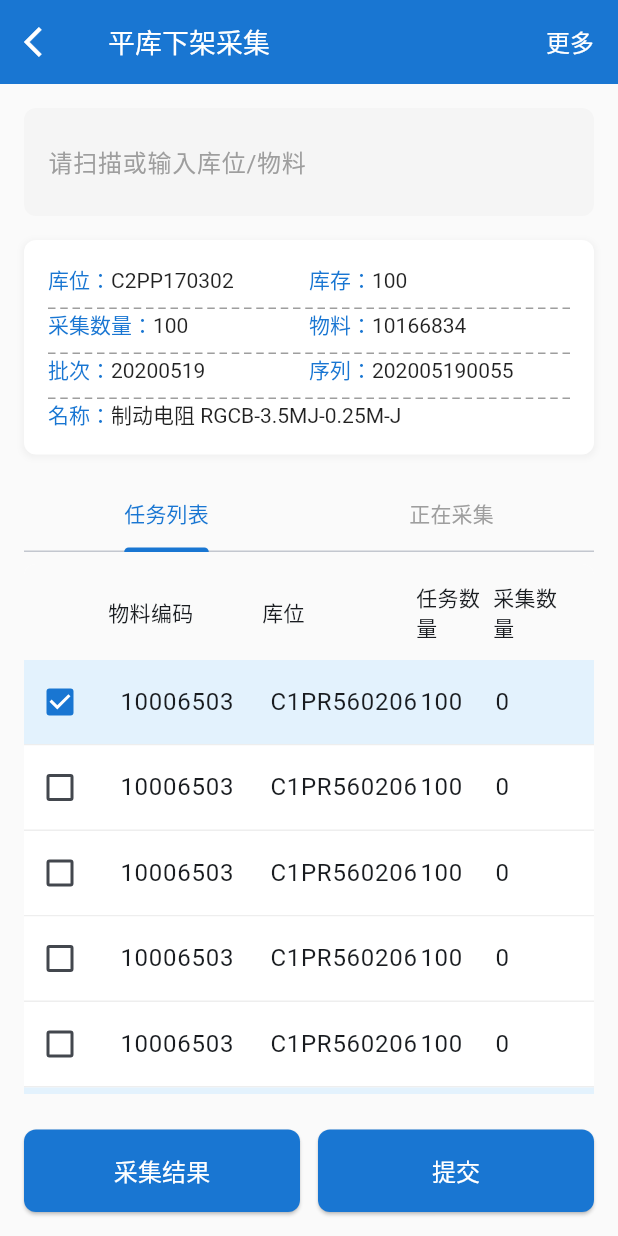
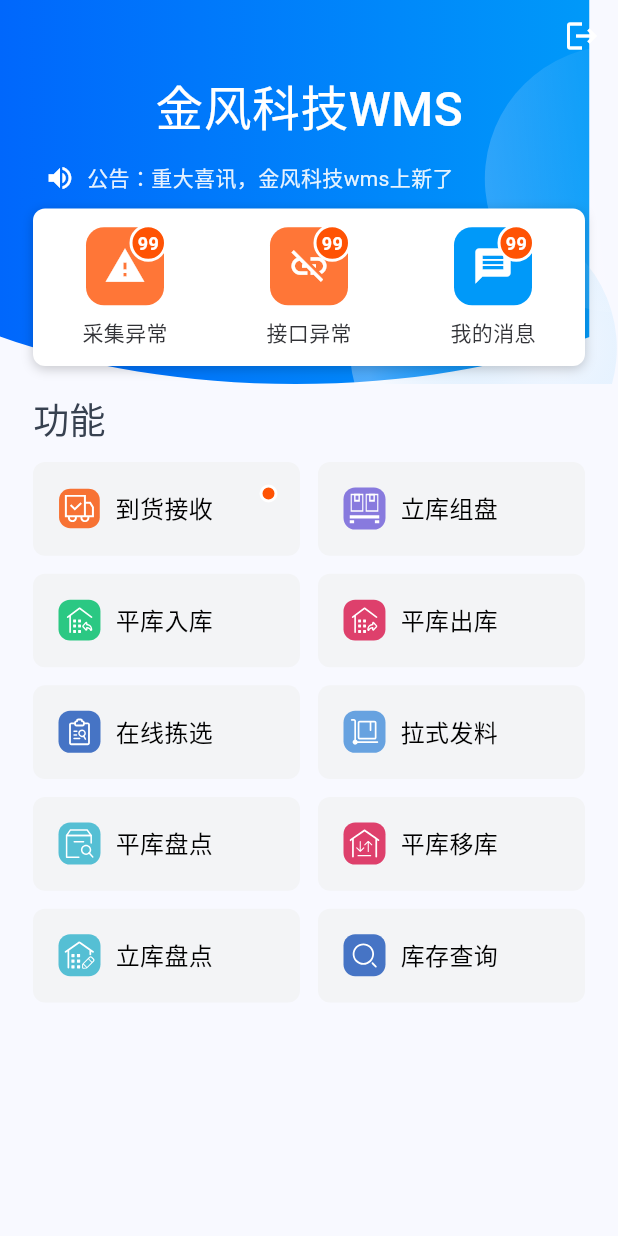
Before and after one commit to dadage456/flutter_demo1, a Flutter app: the screen it shows after launch, on a phone screen of 412 x 824 dp. Run offline on Flutter 3.47's test engine with Material 3 defaults, Android fonts, the phone set to English and light mode, and no system bars; our stand-ins replace flutter_svg, marquee.

Commit message:
首页大体完成

```diff
--- /dev/null
+++ b/lib/home.dart
@@ -0,0 +1,329 @@
+import 'package:flutter/material.dart';
+import 'package:flutter_svg/flutter_svg.dart';
+import 'package:marquee/marquee.dart';
+
+/* ---------------- 入口 ---------------- */
+class WMSHomePage extends StatelessWidget {
+  const WMSHomePage({super.key});
+
+  @override
+  Widget build(BuildContext context) {
+    return Scaffold(
+      extendBodyBehindAppBar: true,
+      body: SingleChildScrollView(
+        child: Stack(children: const [_TopBackground(), _MainContent()]),
+      ),
+    );
+  }
+}
+
+/* ---------------- 主体 ---------------- */
+class _MainContent extends StatelessWidget {
+  const _MainContent();
+
+  @override
+  Widget build(BuildContext context) {
+    return const SafeArea(
+      child: Column(
+        children: [
+          _Header(),
+          SizedBox(height: 10),
+          _NotificationSection(),
+          SizedBox(height: 18),
+          _FunctionGrid(),
+        ],
+      ),
+    );
+  }
+}
+
+/* ---------------- 顶部背景 ---------------- */
+class _TopBackground extends StatelessWidget {
+  const _TopBackground();
+
+  static const double _height = 256;
+
+  @override
+  Widget build(BuildContext context) {
+    return SizedBox(
+      height: _height,
+      width: double.infinity,
+      child: Stack(
+        children: [
+          SvgPicture.asset('assets/images/home_top_bg.svg', fit: BoxFit.fill),
+          Positioned(
+            top: 0,
+            right: 0,
+            child: SvgPicture.asset(
+              'assets/images/home_top_circle.svg',
+              fit: BoxFit.cover,
+            ),
+          ),
+        ],
+      ),
+    );
+  }
+}
+
+/* ---------------- 头部 ---------------- */
+class _Header extends StatelessWidget {
+  const _Header();
+
+  @override
+  Widget build(BuildContext context) {
+    return Column(
+      children: [
+        Align(
+          alignment: Alignment.centerRight,
+          child: IconButton(
+            onPressed: () {},
+            icon: const Icon(Icons.logout, color: Colors.white, size: 24),
+          ),
+        ),
+        const Center(
+          child: Text(
+            '金风科技WMS',
+            style: TextStyle(
+              color: Colors.white,
+              fontSize: 32,
+              fontWeight: FontWeight.w500,
+            ),
+          ),
+        ),
+        const SizedBox(height: 12),
+        Padding(
+          padding: const EdgeInsets.symmetric(horizontal: 30),
+          child: Row(
+            children: [
+              const Icon(Icons.volume_up, color: Colors.white, size: 20),
+              const SizedBox(width: 8),
+              Expanded(
+                child: Text(
+                  '公告：重大喜讯，金风科技wms上新了',
+                  maxLines: 1,
+                  overflow: TextOverflow.ellipsis,
+                  style: TextStyle(
+                    color: Colors.white.withValues(alpha: 0.9),
+                    fontSize: 14,
+                  ),
+                ),
+              ),
+            ],
+          ),
+        ),
+      ],
+    );
+  }
+}
+
+/* ---------------- 通知区 ---------------- */
+class _NotificationSection extends StatelessWidget {
+  const _NotificationSection();
+
+  static const List<NotificationItem> _items = [
+    NotificationItem('采集异常', Icons.warning, Color(0xFFFF7637)),
+    NotificationItem('接口异常', Icons.link_off, Color(0xFFFF7637)),
+    NotificationItem('我的消息', Icons.message, Color(0xFF0099F9)),
+  ];
+
+  @override
+  Widget build(BuildContext context) {
+    return Container(
+      height: 105,
+      margin: const EdgeInsets.symmetric(horizontal: 22),
+      decoration: BoxDecoration(
+        color: Colors.white,
+        borderRadius: BorderRadius.circular(8),
+        boxShadow: [
+          BoxShadow(
+            color: Colors.black.withValues(alpha: 0.2),
+            blurRadius: 6,
+            offset: const Offset(0, 2),
+          ),
+        ],
+      ),
+      child: Row(
+        mainAxisAlignment: MainAxisAlignment.spaceAround,
+        children: _items.map(_item).toList(),
+      ),
+    );
+  }
+
+  Widget _item(NotificationItem e) => Expanded(
+    child: Column(
+      mainAxisAlignment: MainAxisAlignment.center,
+      children: [
+        _iconWithBadge(e),
+        const SizedBox(height: 8),
+        Text(
+          e.title,
+          style: const TextStyle(color: Color(0xFF323337), fontSize: 14),
+        ),
+      ],
+    ),
+  );
+
+  Widget _iconWithBadge(NotificationItem e) => Stack(
+    clipBehavior: Clip.none,
+    children: [
+      Container(
+        width: 52,
+        height: 52,
+        decoration: BoxDecoration(
+          color: e.color,
+          borderRadius: BorderRadius.circular(12),
+        ),
+        child: Icon(e.icon, color: Colors.white, size: 28),
+      ),
+      Positioned(
+        top: -2,
+        right: -2,
+        child: Container(
+          width: 25,
+          height: 25,
+          decoration: BoxDecoration(
+            color: const Color(0xFFFF5304),
+            shape: BoxShape.circle,
+            border: Border.all(color: Colors.white, width: 2),
+          ),
+          child: const Center(
+            child: Text(
+              '99',
+              style: TextStyle(
+                color: Colors.white,
+                fontSize: 12,
+                fontWeight: FontWeight.w600,
+              ),
+            ),
+          ),
+        ),
+      ),
+    ],
+  );
+}
+
+/* ---------------- 功能网格 ---------------- */
+class _FunctionGrid extends StatelessWidget {
+  const _FunctionGrid();
+
+  static const List<FunctionItem> _list = [
+    FunctionItem(
+      '到货接收',
+      'assets/images/home_icon_recieved.svg',
+      showBadge: true,
+    ),
+    FunctionItem('立库组盘', 'assets/images/home_icon_ palletizing.svg'),
+    FunctionItem('平库入库', 'assets/images/home_icon_ inbound.svg'),
+    FunctionItem('平库出库', 'assets/images/home_icon_ outbound.svg'),
+    FunctionItem('在线拣选', 'assets/images/home_icon_online_picking.svg'),
+    FunctionItem('拉式发料', 'assets/images/home_icon_pull_feeding.svg'),
+    FunctionItem('平库盘点', 'assets/images/home_icon_floor_count.svg'),
+    FunctionItem('平库移库', 'assets/images/home_icon_floor_to_floor.svg'),
+    FunctionItem('立库盘点', 'assets/images/home_icon_count.svg'),
+    FunctionItem('库存查询', 'assets/images/home_icon_search.svg'),
+  ];
+
+  @override
+  Widget build(BuildContext context) {
+    return Container(
+      margin: const EdgeInsets.symmetric(horizontal: 22),
+      child: Column(
+        crossAxisAlignment: CrossAxisAlignment.start,
+        children: [
+          const Text(
+            '功能',
+            style: TextStyle(
+              color: Color(0xFF374150),
+              fontSize: 24,
+              fontWeight: FontWeight.w500,
+            ),
+          ),
+          const SizedBox(height: 12),
+          GridView.builder(
+            shrinkWrap: true,
+            physics: const NeverScrollableScrollPhysics(),
+            gridDelegate: const SliverGridDelegateWithFixedCrossAxisCount(
+              crossAxisCount: 2,
+              childAspectRatio: 2.85,
+              crossAxisSpacing: 12,
+              mainAxisSpacing: 12,
+            ),
+            itemCount: _list.length,
+            itemBuilder: (_, i) => _card(_list[i], context),
+          ),
+          const SizedBox(height: 40),
+        ],
+      ),
+    );
+  }
+
+  Widget _card(FunctionItem f, BuildContext context) => GestureDetector(
+    onTap: () => ScaffoldMessenger.of(context).showSnackBar(
+      SnackBar(
+        content: Text('点击了 ${f.title}'),
+        duration: const Duration(seconds: 2),
+      ),
+    ),
+    child: Container(
+      height: 60,
+      decoration: BoxDecoration(
+        color: const Color(0xFFF3F4F6),
+        borderRadius: BorderRadius.circular(8),
+      ),
+      padding: const EdgeInsets.all(15),
+      child: Stack(
+        children: [
+          Row(
+            children: [
+              SizedBox(
+                width: 32,
+                height: 32,
+                child: SvgPicture.asset(f.iconPath, fit: BoxFit.contain),
+              ),
+              const SizedBox(width: 8),
+              Expanded(
+                child: Text(
+                  f.title,
+                  style: const TextStyle(
+                    color: Colors.black,
+                    fontSize: 16,
+                    fontWeight: FontWeight.w500,
+                  ),
+                ),
+              ),
+            ],
+          ),
+          if (f.showBadge)
+            Positioned(
+              top: 0,
+              right: 0,
+              child: Container(
+                width: 12,
+                height: 12,
+                decoration: BoxDecoration(
+                  color: const Color(0xFFFF5304),
+                  shape: BoxShape.circle,
+                  border: Border.all(color: Colors.white, width: 2),
+                ),
+              ),
+            ),
+        ],
+      ),
+    ),
+  );
+}
+
+/* ---------------- 数据模型 ---------------- */
+class NotificationItem {
+  final String title;
+  final IconData icon;
+  final Color color;
+  const NotificationItem(this.title, this.icon, this.color);
+}
+
+class FunctionItem {
+  final String title;
+  final String iconPath;
+  final bool showBadge;
+  const FunctionItem(this.title, this.iconPath, {this.showBadge = false});
+}
--- a/lib/main.dart
+++ b/lib/main.dart
@@ -1,5 +1,6 @@
 import 'package:flutter/material.dart';
-import 'ware_house_collection_page1.dart';
+import 'package:flutter_demo/home.dart';
+import 'warehouse_collection_page.dart';
 
 void main() {
   runApp(const MyApp());
@@ -16,7 +17,7 @@ class MyApp extends StatelessWidget {
         colorScheme: ColorScheme.fromSeed(seedColor: Colors.blue),
         useMaterial3: true,
       ),
-      home: const WarehouseCollectionPage(),
+      home: const WMSHomePage(),
     );
   }
 }
```
Also changed, not shown: pubspec.yaml (+5 -2 lines), assets/images/home_icon_ inbound.svg (added), assets/images/home_icon_ outbound.svg (added), assets/images/home_icon_ palletizing.svg (added), assets/images/home_icon_count.svg (added), assets/images/home_icon_floor_count.svg (added), assets/images/home_icon_floor_to_floor.svg (added), assets/images/home_icon_online_picking.svg (added), assets/images/home_icon_pull_feeding.svg (added), assets/images/home_icon_recieved.svg (added), assets/images/home_icon_search.svg (added), assets/images/home_top_bg.svg (added), assets/images/home_top_circle.svg (added), pubspec.lock, 1 other file.
